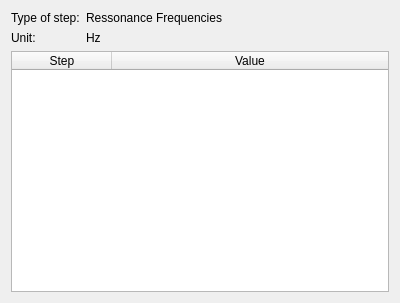
Above: src/Mod/Fem/Gui/TaskPostSteps.ui from ickby/FreeCAD_sf_master before the change. Below: the same form after it.
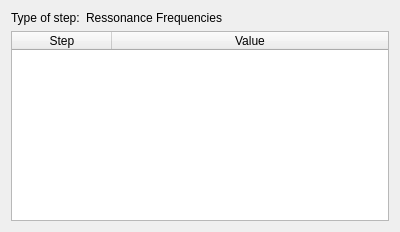
That is the form after the change.

The edit to the form file:
```diff
--- a/src/Mod/Fem/Gui/TaskPostSteps.ui
+++ b/src/Mod/Fem/Gui/TaskPostSteps.ui
@@ -7,9 +7,21 @@
     <x>0</x>
     <y>0</y>
     <width>400</width>
-    <height>303</height>
+    <height>232</height>
    </rect>
   </property>
+  <property name="sizePolicy">
+   <sizepolicy hsizetype="Preferred" vsizetype="Preferred">
+    <horstretch>0</horstretch>
+    <verstretch>0</verstretch>
+   </sizepolicy>
+  </property>
+  <property name="maximumSize">
+   <size>
+    <width>16777215</width>
+    <height>16777215</height>
+   </size>
+  </property>
   <property name="windowTitle">
    <string>Form</string>
   </property>
@@ -30,24 +42,25 @@
        </property>
       </widget>
      </item>
-     <item row="1" column="0">
-      <widget class="QLabel" name="label_2">
-       <property name="text">
-        <string>Unit:</string>
-       </property>
-      </widget>
-     </item>
-     <item row="1" column="1">
-      <widget class="QLabel" name="Unit">
-       <property name="text">
-        <string>Hz</string>
-       </property>
-      </widget>
-     </item>
     </layout>
    </item>
    <item>
     <widget class="QTableWidget" name="StepTable">
+     <property name="sizePolicy">
+      <sizepolicy hsizetype="Expanding" vsizetype="Preferred">
+       <horstretch>0</horstretch>
+       <verstretch>0</verstretch>
+      </sizepolicy>
+     </property>
+     <property name="maximumSize">
+      <size>
+       <width>16777215</width>
+       <height>16777215</height>
+      </size>
+     </property>
+     <property name="editTriggers">
+      <set>QAbstractItemView::NoEditTriggers</set>
+     </property>
      <property name="selectionMode">
       <enum>QAbstractItemView::SingleSelection</enum>
      </property>
@@ -63,6 +76,9 @@
      <attribute name="horizontalHeaderStretchLastSection">
       <bool>true</bool>
      </attribute>
+     <attribute name="verticalHeaderVisible">
+      <bool>false</bool>
+     </attribute>
      <column>
       <property name="text">
        <string>Step</string>
```
